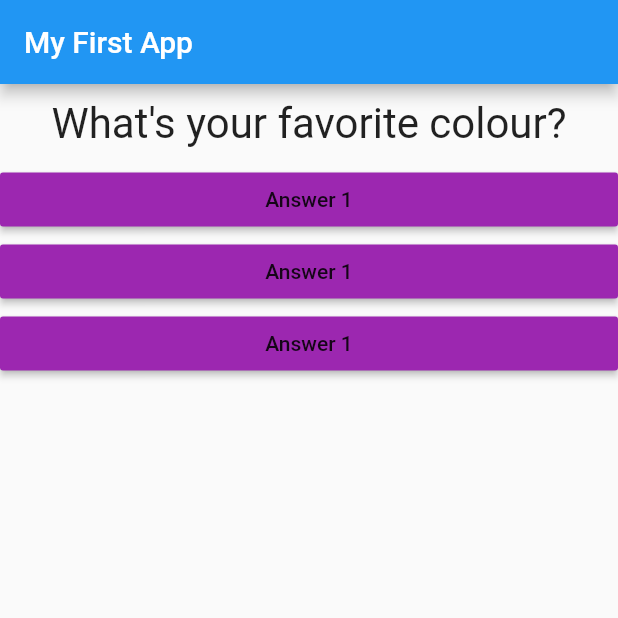
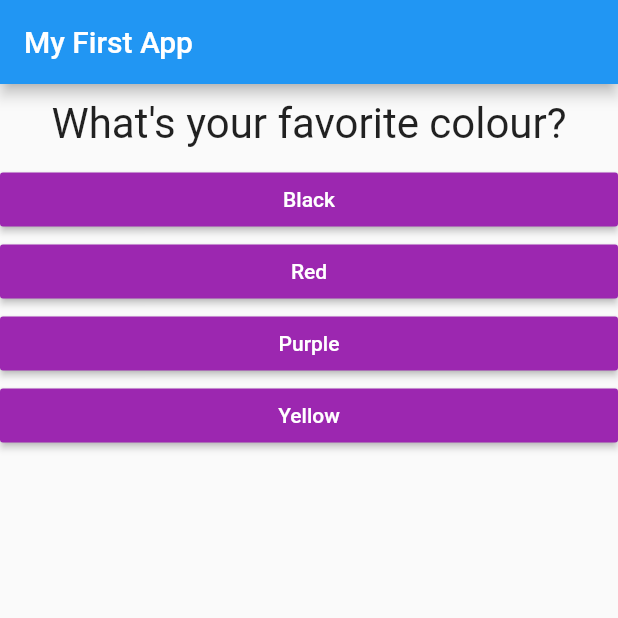
Before and after one commit to fredrondina/flutter_course_project_1, a Flutter app: the screen it shows after launch, on a phone screen of 412 x 824 dp, the top half of it. Run offline on Flutter 3.47's test engine with Material 2 defaults, Android fonts, the phone set to English and light mode, and no system bars.

Commit message:
Answers now created dynamically from question hash

```diff
--- a/lib/answer.dart
+++ b/lib/answer.dart
@@ -2,18 +2,20 @@ import 'package:flutter/material.dart';
 
 class Answer extends StatelessWidget {
   final Function selectHandler;
+  final String answerText;
 
-  Answer(this.selectHandler);
+  Answer(this.selectHandler, this.answerText);
 
   @override
   Widget build(BuildContext context) {
     return Container(
       width: double.infinity,
-      child:  RaisedButton(
-              color: Colors.purple,
-              child: Text("Answer 1"),
-              onPressed: selectHandler,
-            ),
+      child: RaisedButton(
+        color: Colors.purple,
+        textColor: Colors.white,
+        child: Text(answerText),
+        onPressed: selectHandler,
+      ),
     );
   }
 }
--- a/lib/main.dart
+++ b/lib/main.dart
@@ -28,8 +28,18 @@ class MyAppState extends State<MyApp> {
   @override
   Widget build(BuildContext context) {
     var questions = [
-      "What's your favorite colour?",
-      "What's your favorite animal?",
+      {
+        'questionText': "What's your favorite colour?",
+        'answers': ['Black', 'Red', 'Purple', 'Yellow']
+      },
+      {
+        'questionText': "What's your favorite animal?",
+        'answers': ['Lizard', 'Dog', 'Cat', 'Bird']
+      },
+      {
+        'questionText': "What's your favorite car?",
+        'answers': ['Kia', 'Chevy', 'Mercedes', 'Ford']
+      },
     ];
     return MaterialApp(
       home: Scaffold(
@@ -37,11 +47,11 @@ class MyAppState extends State<MyApp> {
         body: Column(
           children: [
             Question(
-              questions[questionIndex],
+              questions[questionIndex]['questionText'],
             ),
-            Answer(answerQuestion),
-            Answer(answerQuestion),
-            Answer(answerQuestion),
+            ...(questions[questionIndex]['answers'] as List<String>).map((answer) {
+              return Answer(answerQuestion, answer);
+            }).toList()
           ],
         ),
       ),
```
